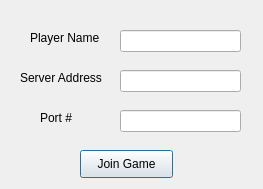
Old version of the form src/gui/joinserverwindow.ui in the repository JRandomHacker/CS429-Avalon.
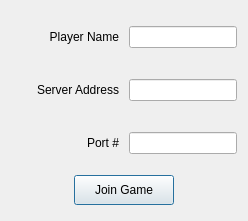
New version of the form.

Commit message: Windows are now resizeable and use layouts.

Patch:
```diff
--- a/src/gui/joinserverwindow.ui
+++ b/src/gui/joinserverwindow.ui
@@ -6,95 +6,152 @@
    <rect>
     <x>0</x>
     <y>0</y>
-    <width>263</width>
-    <height>189</height>
+    <width>248</width>
+    <height>221</height>
    </rect>
   </property>
   <property name="windowTitle">
    <string>Dialog</string>
   </property>
-  <widget class="QLineEdit" name="fieldPlayerName">
-   <property name="geometry">
-    <rect>
-     <x>120</x>
-     <y>30</y>
-     <width>121</width>
-     <height>22</height>
-    </rect>
-   </property>
-  </widget>
-  <widget class="QLineEdit" name="fieldServerAddr">
-   <property name="geometry">
-    <rect>
-     <x>120</x>
-     <y>70</y>
-     <width>121</width>
-     <height>22</height>
-    </rect>
-   </property>
-  </widget>
-  <widget class="QPushButton" name="buttonJoinServer">
-   <property name="geometry">
-    <rect>
-     <x>80</x>
-     <y>150</y>
-     <width>93</width>
-     <height>28</height>
-    </rect>
-   </property>
-   <property name="text">
-    <string>Join Game</string>
-   </property>
-  </widget>
+  <property name="layoutDirection">
+   <enum>Qt::LeftToRight</enum>
+  </property>
+  <layout class="QVBoxLayout" name="verticalLayout" stretch="0,0,0,1">
+   <item>
+    <layout class="QHBoxLayout" name="horizontalLayout" stretch="0,0">
+     <property name="spacing">
+      <number>10</number>
+     </property>
+     <property name="topMargin">
+      <number>10</number>
+     </property>
+     <property name="bottomMargin">
+      <number>10</number>
+     </property>
+     <item>
   <widget class="QLabel" name="labelPlayerName">
-   <property name="geometry">
-    <rect>
-     <x>30</x>
-     <y>30</y>
-     <width>81</width>
-     <height>16</height>
-    </rect>
+       <property name="sizePolicy">
+        <sizepolicy hsizetype="MinimumExpanding" vsizetype="Preferred">
+         <horstretch>0</horstretch>
+         <verstretch>0</verstretch>
+        </sizepolicy>
+       </property>
+       <property name="layoutDirection">
+        <enum>Qt::LeftToRight</enum>
    </property>
    <property name="text">
     <string>Player Name</string>
    </property>
-  </widget>
+       <property name="alignment">
+        <set>Qt::AlignRight|Qt::AlignTrailing|Qt::AlignVCenter</set>
+       </property>
+      </widget>
+     </item>
+     <item>
+      <widget class="QLineEdit" name="fieldPlayerName"/>
+     </item>
+    </layout>
+   </item>
+   <item>
+    <layout class="QHBoxLayout" name="horizontalLayout_2">
+     <property name="spacing">
+      <number>10</number>
+     </property>
+     <property name="topMargin">
+      <number>10</number>
+     </property>
+     <property name="bottomMargin">
+      <number>10</number>
+     </property>
+     <item>
   <widget class="QLabel" name="labelServerAddr">
-   <property name="geometry">
-    <rect>
-     <x>20</x>
-     <y>70</y>
-     <width>91</width>
-     <height>16</height>
-    </rect>
+       <property name="sizePolicy">
+        <sizepolicy hsizetype="MinimumExpanding" vsizetype="Preferred">
+         <horstretch>0</horstretch>
+         <verstretch>0</verstretch>
+        </sizepolicy>
    </property>
    <property name="text">
     <string>Server Address</string>
    </property>
-  </widget>
-  <widget class="QLineEdit" name="fieldPortNum">
-   <property name="geometry">
-    <rect>
-     <x>120</x>
-     <y>110</y>
-     <width>121</width>
-     <height>22</height>
-    </rect>
-   </property>
-  </widget>
+       <property name="alignment">
+        <set>Qt::AlignRight|Qt::AlignTrailing|Qt::AlignVCenter</set>
+       </property>
+      </widget>
+     </item>
+     <item>
+      <widget class="QLineEdit" name="fieldServerAddr"/>
+     </item>
+    </layout>
+   </item>
+   <item>
+    <layout class="QHBoxLayout" name="horizontalLayout_3">
+     <property name="spacing">
+      <number>10</number>
+     </property>
+     <property name="leftMargin">
+      <number>0</number>
+     </property>
+     <property name="topMargin">
+      <number>10</number>
+     </property>
+     <property name="bottomMargin">
+      <number>10</number>
+     </property>
+     <item>
   <widget class="QLabel" name="labelPortNum">
-   <property name="geometry">
-    <rect>
-     <x>40</x>
-     <y>110</y>
-     <width>41</width>
-     <height>16</height>
-    </rect>
+       <property name="sizePolicy">
+        <sizepolicy hsizetype="MinimumExpanding" vsizetype="Preferred">
+         <horstretch>0</horstretch>
+         <verstretch>0</verstretch>
+        </sizepolicy>
    </property>
    <property name="text">
     <string>Port #</string>
    </property>
-  </widget>
+       <property name="alignment">
+        <set>Qt::AlignRight|Qt::AlignTrailing|Qt::AlignVCenter</set>
+       </property>
+      </widget>
+     </item>
+     <item>
+      <widget class="QLineEdit" name="fieldPortNum"/>
+     </item>
+    </layout>
+   </item>
+   <item>
+    <layout class="QHBoxLayout" name="horizontalLayout_4">
+     <property name="sizeConstraint">
+      <enum>QLayout::SetDefaultConstraint</enum>
+     </property>
+     <property name="bottomMargin">
+      <number>0</number>
+     </property>
+     <item>
+      <widget class="QPushButton" name="buttonJoinServer">
+       <property name="sizePolicy">
+        <sizepolicy hsizetype="Minimum" vsizetype="Expanding">
+         <horstretch>0</horstretch>
+         <verstretch>0</verstretch>
+        </sizepolicy>
+       </property>
+       <property name="maximumSize">
+        <size>
+         <width>100</width>
+         <height>30</height>
+        </size>
+       </property>
+       <property name="layoutDirection">
+        <enum>Qt::LeftToRight</enum>
+       </property>
+       <property name="text">
+        <string>Join Game</string>
+       </property>
+      </widget>
+     </item>
+    </layout>
+   </item>
+  </layout>
  </widget>
  <resources/>
  <connections/>
```
Left out of the diff: 2 changed lines with no effect on the pictures. Lines whose indentation alone changed are shown as unchanged. The commit also changes 5 other files.
